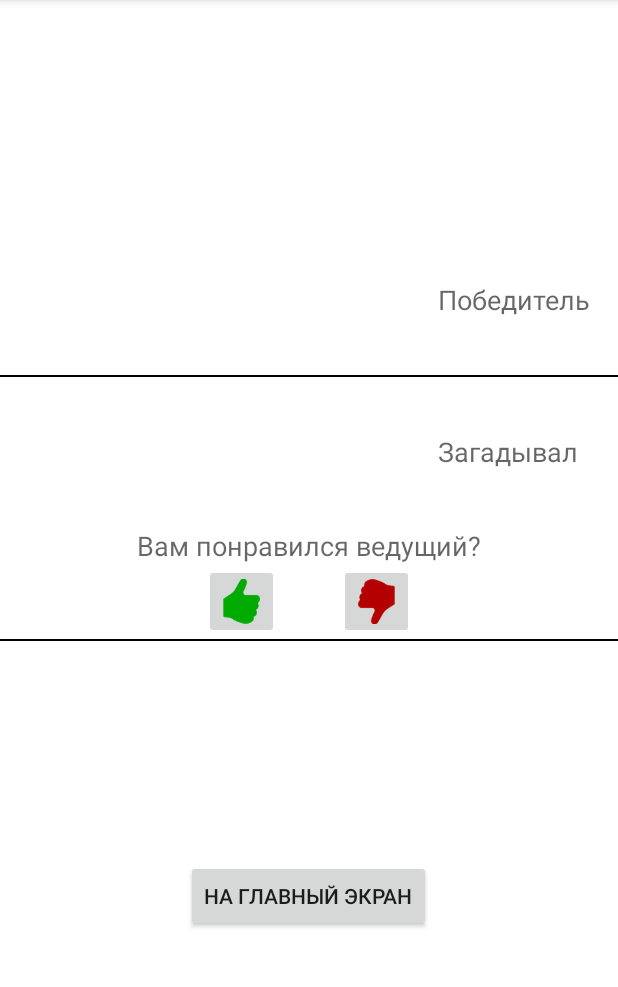
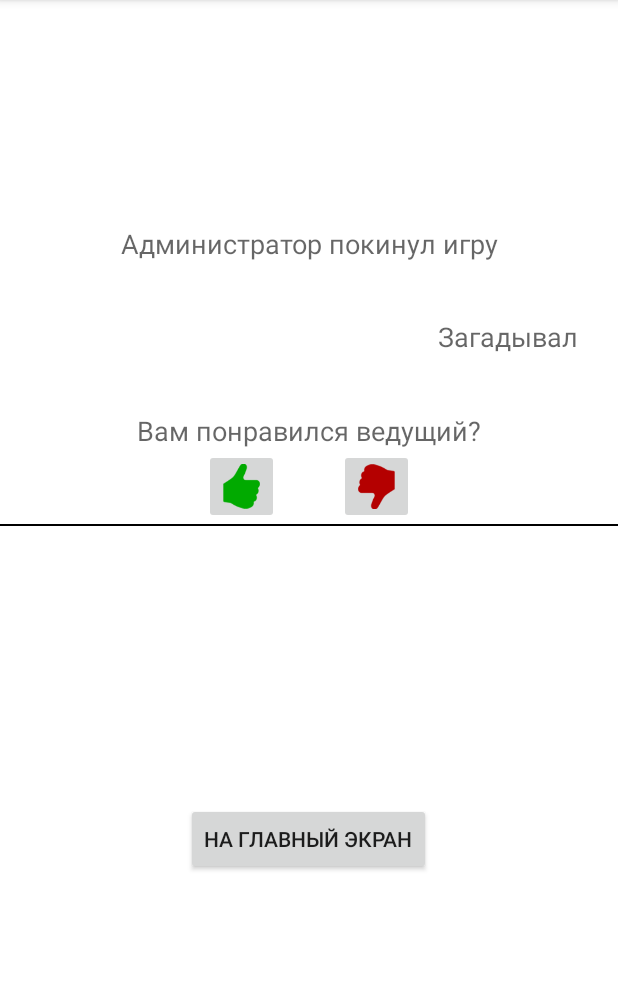
Before and after one commit to Bubkastor/WordGame, an Android app: the WinGame screen opened directly, with no data from a screen before it, on a phone screen of 412 x 824 dp, the part 84-1071 px from its top. Run offline under Robolectric (Android 15) with nearby library versions, the phone set to English and light mode, and no system bars; pictures from the network do not load; 5 statements that could not run were skipped.

Commit message:
Выход админаиз игры

```diff
--- a/app/src/main/java/bubok/wordgame/Activity/Chat.java
+++ b/app/src/main/java/bubok/wordgame/Activity/Chat.java
@@ -238,8 +238,13 @@ public class Chat extends AppCompatActivity {
                 public void onCloseGame(JSONObject jsonObject) {
                     Log.i(TAG, "close chat");
                     try {
-                        String winerName = jsonObject.getString("winerName");
-                        String winerAvatar = jsonObject.getString("winerAvatar");
+                        String winerName = null;
+                        if (jsonObject.has("winerName"))
+                            winerName = jsonObject.getString("winerName");
+
+                        String winerAvatar = null;
+                        if (jsonObject.has("winerAvatar"))
+                            winerAvatar = jsonObject.getString("winerAvatar");
                         String leaderAvatar = jsonObject.getString("leaderAvatar");
                         String leaderId = jsonObject.getString("leaderId");
                         String leaderName = jsonObject.getString("leaderName");
--- a/app/src/main/java/bubok/wordgame/Activity/WinGame.java
+++ b/app/src/main/java/bubok/wordgame/Activity/WinGame.java
@@ -1,17 +1,14 @@
 package bubok.wordgame.Activity;
 
 import android.content.Intent;
-import android.support.annotation.BoolRes;
+import android.os.Bundle;
 import android.support.v7.app.AppCompatActivity;
-import android.os.Bundle;
 import android.util.Log;
 import android.view.View;
-
 import android.widget.ImageButton;
 import android.widget.ImageView;
 import android.widget.TextView;
 
-import bolts.Bolts;
 import bubok.wordgame.AsyncTasks.DownloadImageTask;
 import bubok.wordgame.AsyncTasks.ServerRequestTask;
 import bubok.wordgame.R;
@@ -32,14 +29,22 @@ public class WinGame extends AppCompatActivity {
         TextView textViewLeadName = (TextView) findViewById(R.id.textViewLeadName);
         textViewLeadName.setText(intent.getStringExtra(Chat.EXTRA_MESSAGE_LEAD_NAME));
 
-        TextView textViewWinerName = (TextView) findViewById(R.id.textViewWinerName);
-        textViewWinerName.setText(intent.getStringExtra(Chat.EXTRA_MESSAGE_WIN_NAME));
+
+
+        if (intent.getStringExtra(Chat.EXTRA_MESSAGE_WIN_NAME) != null){
+            TextView textViewWinerName = (TextView) findViewById(R.id.textViewWinerName);
+            textViewWinerName.setText(intent.getStringExtra(Chat.EXTRA_MESSAGE_WIN_NAME));
+            ImageView imageViewWiner = (ImageView) findViewById(R.id.imageViewWiner);
+            new DownloadImageTask(imageViewWiner).execute(intent.getStringExtra(Chat.EXTRA_MESSAGE_WIN_AVATAR));
+        } else {
+            leaveAdmin();
+        }
+
 
         TextView textViewTime = (TextView) findViewById(R.id.textViewTime);
         textViewTime.setText(intent.getStringExtra(Chat.EXTRA_MESSAGE_TIME));
 
-        ImageView imageViewWiner = (ImageView) findViewById(R.id.imageViewWiner);
-        new DownloadImageTask(imageViewWiner).execute(intent.getStringExtra(Chat.EXTRA_MESSAGE_WIN_AVATAR));
+
 
         ImageView imageViewLeader = (ImageView) findViewById(R.id.imageViewLeader);
         new DownloadImageTask(imageViewLeader).execute(intent.getStringExtra(Chat.EXTRA_MESSAGE_LEAD_AVATAR));
@@ -74,6 +79,11 @@ public class WinGame extends AppCompatActivity {
         Log.i(TAG, "onCreate");
     }
 
+    private void leaveAdmin() {
+        findViewById(R.id.winerContent).setVisibility(View.GONE);
+        findViewById(R.id.leaveContent).setVisibility(View.VISIBLE);
+    }
+
     public void buttonMainMenuClick(View v){
         Log.i(TAG, "buttonMainMenuClick");
         finish();
--- a/app/src/main/res/layout/activity_win_game.xml
+++ b/app/src/main/res/layout/activity_win_game.xml
@@ -55,7 +55,8 @@
         <LinearLayout
             android:orientation="vertical"
             android:layout_width="match_parent"
-            android:layout_height="wrap_content">
+            android:layout_height="wrap_content"
+            android:id="@+id/winerContent">
 
             <RelativeLayout
                 android:layout_width="wrap_content"
@@ -111,6 +112,22 @@
                 android:layout_width="fill_parent"
                 android:layout_height="1dip"
                 android:background="#000000" />
+        </LinearLayout>
+
+        <LinearLayout
+            android:orientation="horizontal"
+            android:layout_width="match_parent"
+            android:layout_height="wrap_content"
+            android:id="@+id/leaveContent"
+            android:visibility="gone">
+
+            <TextView
+                android:layout_width="match_parent"
+                android:layout_height="wrap_content"
+                android:textAppearance="?android:attr/textAppearanceMedium"
+                android:text="@string/activity_WG_leader_live"
+                android:id="@+id/textViewLeave"
+                android:gravity="center_horizontal" />
         </LinearLayout>
 
     </RelativeLayout>
--- a/app/src/main/res/values/strings.xml
+++ b/app/src/main/res/values/strings.xml
@@ -51,6 +51,7 @@
     <string name="activity_WG_winer">Победитель</string>
     <string name="activity_WG_enigma">Загадывал</string>
     <string name="activity_WG_thk">Спасибо за оценку</string>
+    <string name="activity_WG_leader_live">Администратор покинул игру</string>
 
     <!--activity Main-->
     <string name="activity_Main_start_game">начать игру</string>
```
